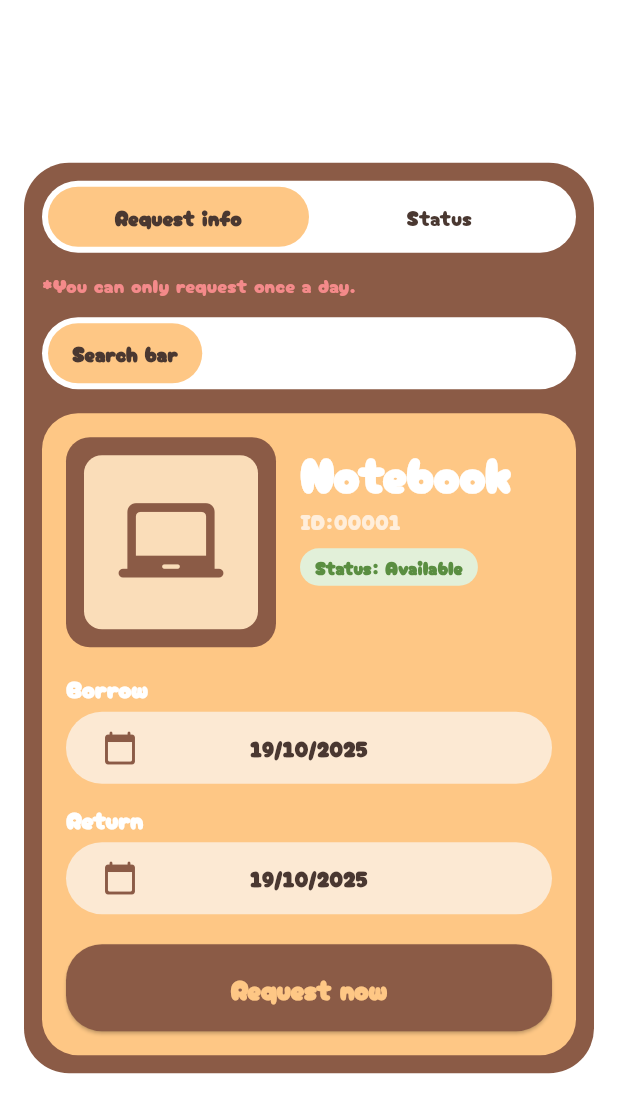
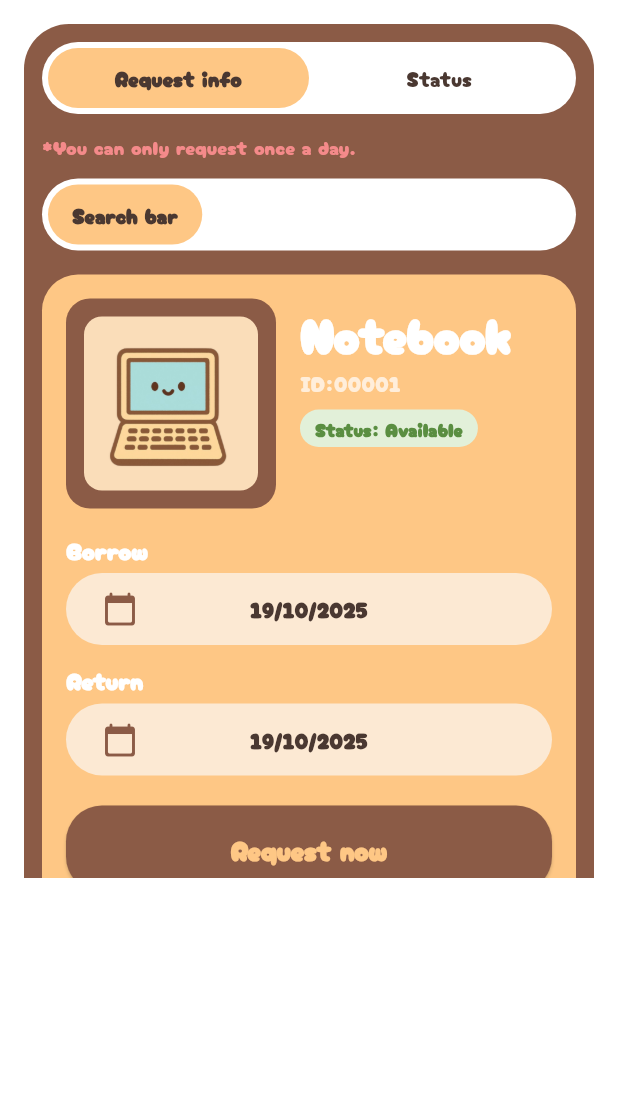
Before and after one commit to kimmysoybad404/project_mobile, a Flutter app: the RequestPage screen opened directly, on a phone screen of 412 x 824 dp. Shown: the top 1113 px of the screen. Run offline on Flutter 3.47's test engine with Material 3 defaults, Android fonts, the phone set to English and light mode, and no system bars; our stand-ins replace animated_notch_bottom_bar, fl_chart.

```diff
--- a/lib/Borrower/request_page.dart
+++ b/lib/Borrower/request_page.dart
@@ -79,7 +79,9 @@ class _RequestPageState extends State<RequestPage> {
   Widget build(BuildContext context) {
     return Scaffold(
       backgroundColor: Colors.white,
-      body: Center(
+      body: Container(
+        height: 585,
+        child: Center(
           child: SingleChildScrollView(
             padding: const EdgeInsets.all(16.0),
             child: ConstrainedBox(
@@ -108,6 +110,7 @@ class _RequestPageState extends State<RequestPage> {
                       children: [_buildRequestInfoCard(), _buildStatusCard()],
                     ),
                   ],
+                ),
               ),
             ),
           ),
@@ -208,7 +211,7 @@ class _RequestPageState extends State<RequestPage> {
           Row(
             crossAxisAlignment: CrossAxisAlignment.start,
             children: [
-              _buildDeviceIcon(),
+              _buildDeviceImage(),
               const SizedBox(width: 16),
               _buildDeviceInfo(),
             ],
@@ -246,15 +249,15 @@ class _RequestPageState extends State<RequestPage> {
         children: [
           Row(
             mainAxisAlignment: MainAxisAlignment.spaceBetween,
-            children: const [
-              Text(
+            children: [
+              const Text(
                 "ID: 00001",
                 style: TextStyle(
                   color: Colors.white,
                   fontWeight: FontWeight.bold,
                 ),
               ),
-              Text(
+              const Text(
                 "Name: Notebook",
                 style: TextStyle(
                   color: Colors.white,
@@ -270,7 +273,7 @@ class _RequestPageState extends State<RequestPage> {
                 width: 100,
                 height: 100,
                 child:
-                    Icon(Icons.laptop_chromebook_rounded, size: 70, color: DarkBrown),
+                    Container(width: 100,height: 100,child: Image.asset("assets/images/Notebook.png")),
               ),
               Expanded(
                 child: Column(
@@ -342,7 +345,7 @@ class _RequestPageState extends State<RequestPage> {
     );
   }
 
-  Widget _buildDeviceIcon() {
+  Widget _buildDeviceImage() {
     return Container(
       padding: const EdgeInsets.all(12),
       decoration: BoxDecoration(
@@ -358,7 +361,7 @@ class _RequestPageState extends State<RequestPage> {
         child: SizedBox(
           width: 100,
           height: 100,
-          child: Icon(Icons.laptop_chromebook_rounded, size: 70, color: DarkBrown),
+          child: Image.asset("assets/images/Notebook.png"),
         ),
       ),
     );
```
Lines whose indentation alone changed are shown as unchanged.
